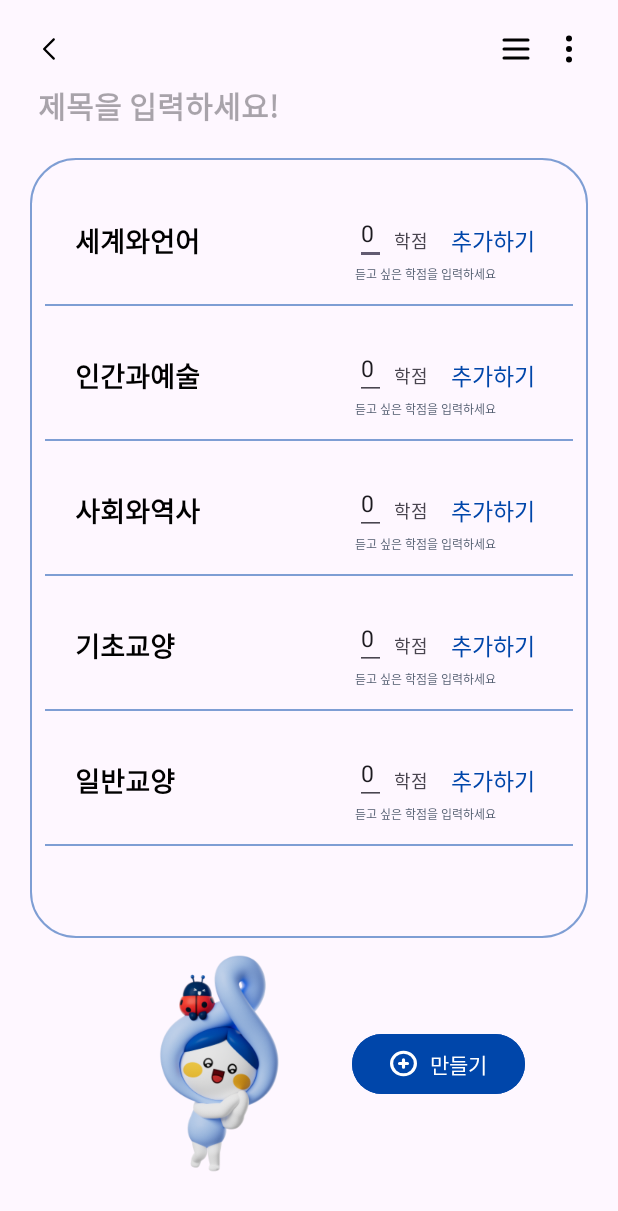
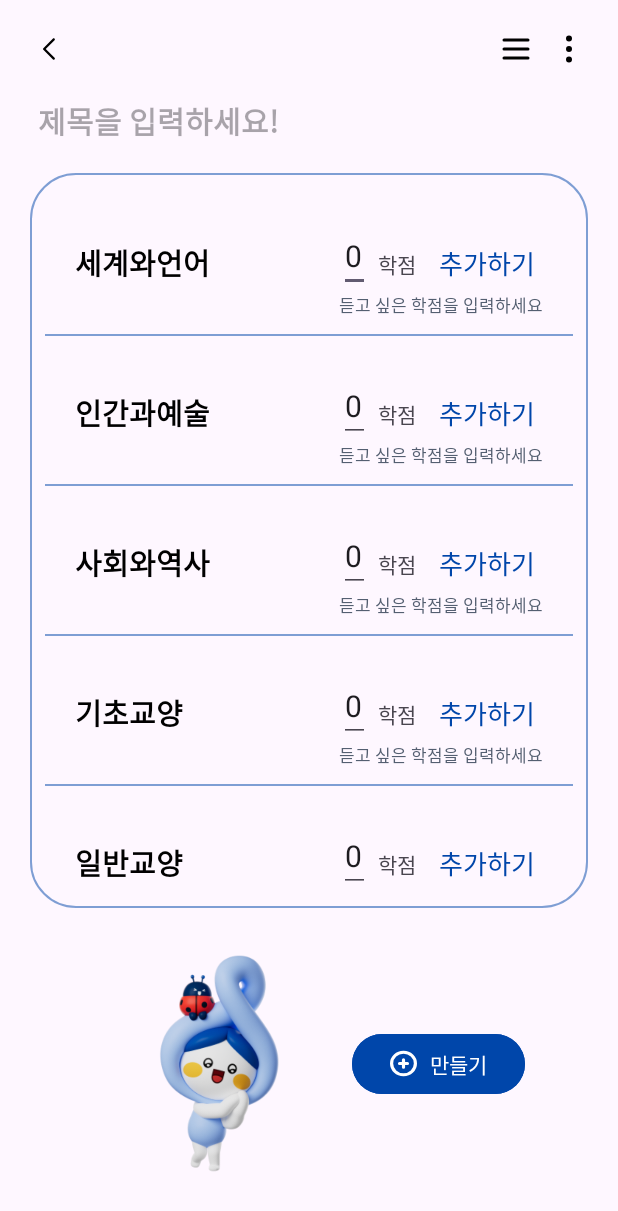
Before and after one commit to GC-Project-Space/Perfect_TimeTable_AOS, an Android app: the CreateNewTimeTableActivity screen opened directly, with no data from a screen before it, on a phone screen of 412 x 824 dp. Shown: the top 1211 px of the screen. Run offline under Robolectric (Android 15) with nearby library versions, the phone set to English and light mode, and no system bars.

Commit message:
:recycle: Refator : 뷰 txtSize, margin 수정

```diff
--- a/android/PerfectTimeTable/app/src/main/res/layout/activity_create_new_time_table.xml
+++ b/android/PerfectTimeTable/app/src/main/res/layout/activity_create_new_time_table.xml
@@ -39,7 +39,7 @@
         android:layout_marginStart="20dp"
         android:layout_marginTop="20dp"
         android:layout_marginEnd="20dp"
-        android:layout_marginBottom="60dp"
+        android:layout_marginBottom="80dp"
         android:background="@drawable/background_list"
         app:layout_constraintBottom_toTopOf="@+id/create_new_btn"
         app:layout_constraintEnd_toEndOf="parent"
@@ -66,7 +66,7 @@
         android:layout_width="wrap_content"
         android:layout_height="wrap_content"
         android:layout_marginStart="25dp"
-        android:layout_marginTop="10dp"
+        android:layout_marginTop="20dp"
         android:background="@android:color/transparent"
         android:hint="제목을 입력하세요!"
         android:inputType="text"
--- a/android/PerfectTimeTable/app/src/main/res/layout/activity_setting.xml
+++ b/android/PerfectTimeTable/app/src/main/res/layout/activity_setting.xml
@@ -157,7 +157,7 @@
         app:layout_constraintEnd_toEndOf="parent"
         app:layout_constraintStart_toStartOf="parent"
         app:layout_constraintTop_toBottomOf="@+id/grade1_txt"
-        app:srcCompat="@drawable/ic_img5" />
+        app:srcCompat="@drawable/ic_app_logo" />
 
     <TextView
         android:id="@+id/textView11"
--- a/android/PerfectTimeTable/app/src/main/res/layout/item_subject.xml
+++ b/android/PerfectTimeTable/app/src/main/res/layout/item_subject.xml
@@ -3,7 +3,7 @@
     xmlns:app="http://schemas.android.com/apk/res-auto"
     xmlns:tools="http://schemas.android.com/tools"
     android:layout_width="match_parent"
-    android:layout_height="90dp">
+    android:layout_height="100dp">
 
 
     <TextView
@@ -13,7 +13,7 @@
         android:layout_marginStart="20dp"
         android:text="과목 이름"
         android:textColor="@color/black"
-        android:textSize="18dp"
+        android:textSize="19dp"
         android:textStyle="bold"
         app:layout_constraintBottom_toBottomOf="parent"
         app:layout_constraintStart_toStartOf="parent"
@@ -40,7 +40,7 @@
         android:padding="5dp"
         android:text="추가하기"
         android:textColor="#0046AA"
-        android:textSize="15dp"
+        android:textSize="17dp"
         app:layout_constraintBottom_toBottomOf="parent"
         app:layout_constraintEnd_toEndOf="parent"
         app:layout_constraintTop_toTopOf="parent" />
@@ -52,7 +52,7 @@
         android:layout_marginEnd="5dp"
         android:inputType="text"
         android:text="0"
-        android:textSize="15dp"
+        android:textSize="20dp"
         app:layout_constraintBottom_toBottomOf="parent"
         app:layout_constraintEnd_toStartOf="@+id/textView15"
         app:layout_constraintTop_toTopOf="parent"
@@ -64,7 +64,7 @@
         android:layout_height="wrap_content"
         android:layout_marginEnd="10dp"
         android:text="학점"
-        android:textSize="12dp"
+        android:textSize="14dp"
         app:layout_constraintBottom_toBottomOf="@+id/credit_etxt"
         app:layout_constraintEnd_toStartOf="@+id/add_txt"
         app:layout_constraintTop_toTopOf="@+id/add_txt" />
@@ -73,10 +73,11 @@
         android:id="@+id/textView16"
         android:layout_width="wrap_content"
         android:layout_height="wrap_content"
+        android:layout_marginEnd="20dp"
         android:text="듣고 싶은 학점을 입력하세요"
-        android:textSize="8dp"
         android:textColor="#545F71"
-        app:layout_constraintStart_toStartOf="@+id/credit_etxt"
+        android:textSize="11dp"
+        app:layout_constraintEnd_toEndOf="parent"
         app:layout_constraintTop_toBottomOf="@+id/credit_etxt" />
 
 </androidx.constraintlayout.widget.ConstraintLayout>
```
